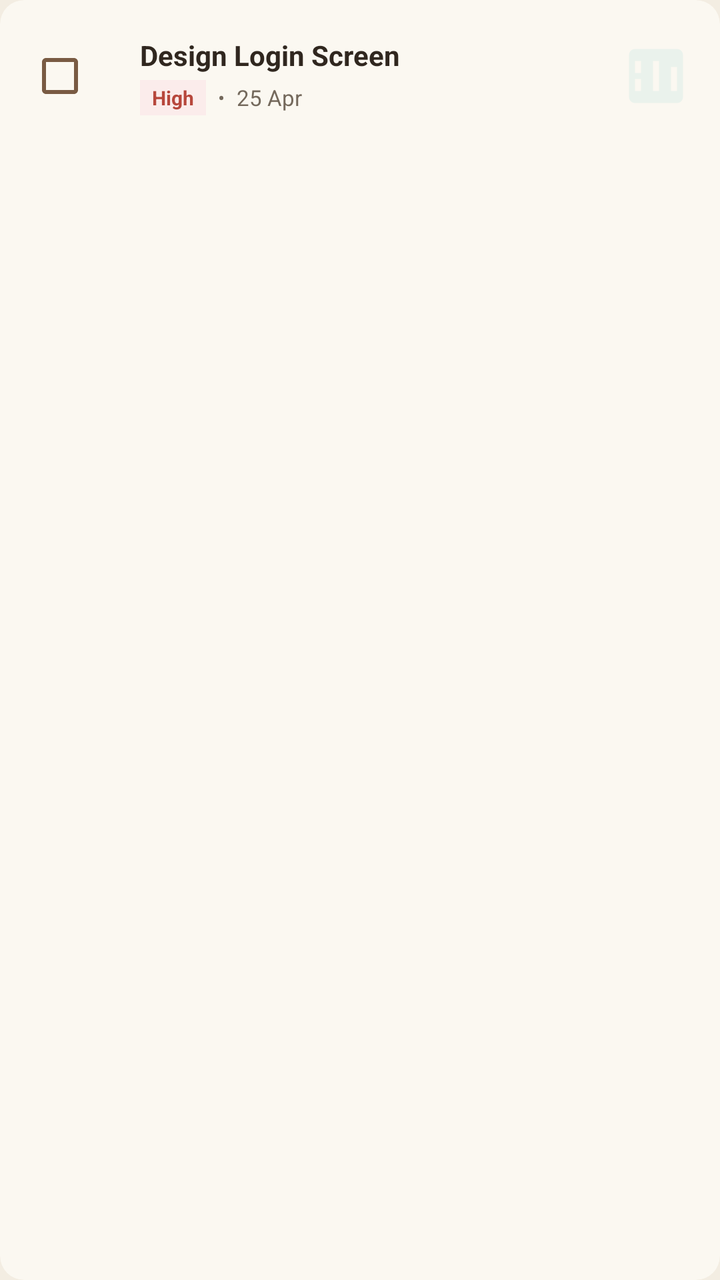
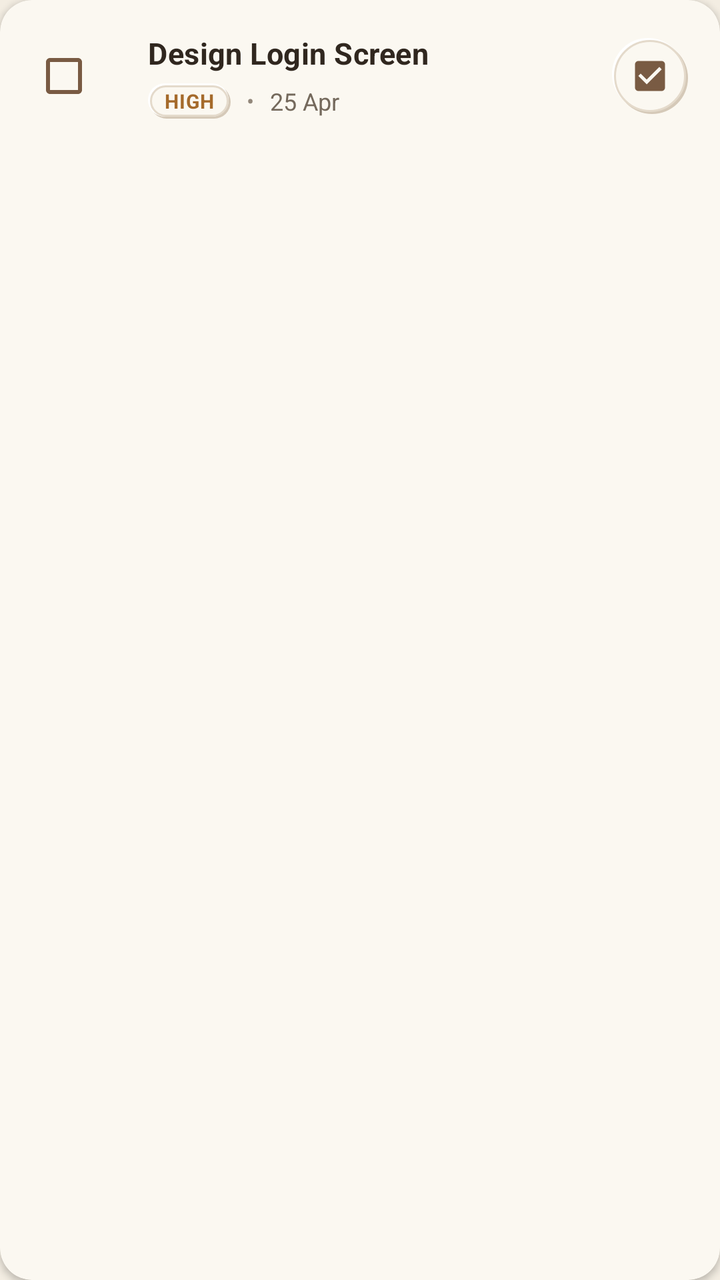

Two renders of the same Android screen: before a commit and after it. Below are the layout's source before the change and the commit's diff.
<!-- AndroidManifest.xml: application theme Theme.ProjectFlow -->
<!-- res/layout/item_task.xml -->
<?xml version="1.0" encoding="utf-8"?>
<androidx.cardview.widget.CardView xmlns:android="http://schemas.android.com/apk/res/android"
    xmlns:app="http://schemas.android.com/apk/res-auto"
    android:layout_width="match_parent"
    android:layout_height="wrap_content"
    android:layout_marginBottom="10dp"
    app:cardBackgroundColor="@color/chalk_white"
    app:cardCornerRadius="12dp"
    app:cardElevation="0dp">

    <RelativeLayout
        android:layout_width="match_parent"
        android:layout_height="wrap_content"
        android:padding="14dp">

        
        <CheckBox
            android:id="@+id/cbTaskComplete"
            android:layout_width="wrap_content"
            android:layout_height="wrap_content"
            android:layout_alignParentStart="true"
            android:layout_centerVertical="true"
            android:buttonTint="@color/deep_sage" />

        
        <LinearLayout
            android:layout_width="match_parent"
            android:layout_height="wrap_content"
            android:layout_centerVertical="true"
            android:layout_marginStart="8dp"
            android:layout_toStartOf="@+id/ivTaskCategory"
            android:layout_toEndOf="@id/cbTaskComplete"
            android:orientation="vertical">

            <TextView
                android:id="@+id/tvTaskTitle"
                android:layout_width="wrap_content"
                android:layout_height="wrap_content"
                android:text="Design Login Screen"
                android:textColor="@color/charcoal"
                android:textSize="14sp"
                android:textStyle="bold" />

            <LinearLayout
                android:layout_width="wrap_content"
                android:layout_height="wrap_content"
                android:layout_marginTop="3dp"
                android:gravity="center_vertical"
                android:orientation="horizontal">

                <TextView
                    android:id="@+id/tvTaskPriority"
                    android:layout_width="wrap_content"
                    android:layout_height="wrap_content"
                    android:background="@color/alert_red_light"
                    android:paddingStart="6dp"
                    android:paddingTop="2dp"
                    android:paddingEnd="6dp"
                    android:paddingBottom="2dp"
                    android:text="High"
                    android:textColor="@color/alert_red"
                    android:textSize="10sp"
                    android:textStyle="bold" />

                <TextView
                    android:layout_width="wrap_content"
                    android:layout_height="wrap_content"
                    android:layout_marginStart="6dp"
                    android:text="•"
                    android:textColor="@color/stone_grey"
                    android:textSize="10sp" />

                <TextView
                    android:id="@+id/tvTaskDueDate"
                    android:layout_width="wrap_content"
                    android:layout_height="wrap_content"
                    android:layout_marginStart="6dp"
                    android:text="25 Apr"
                    android:textColor="@color/stone_grey"
                    android:textSize="11sp" />
            </LinearLayout>
        </LinearLayout>

        
        <FrameLayout
            android:id="@+id/ivTaskCategory"
            android:layout_width="36dp"
            android:layout_height="36dp"
            android:layout_alignParentEnd="true"
            android:layout_centerVertical="true"
            android:background="@drawable/ic_kanban"
            android:backgroundTint="@color/status_green_light" />

    </RelativeLayout>

</androidx.cardview.widget.CardView>
<!-- resources referenced by this layout -->
<resources>
  <color name="alert_red">#B7473C</color>
  <color name="alert_red_light">#FBECEB</color>
  <color name="chalk_white">#FBF8F1</color>
  <color name="charcoal">#30271F</color>
  <color name="deep_sage">#795B43</color>
  <color name="status_green_light">#EAF2EC</color>
  <color name="stone_grey">#74695C</color>
  <!-- drawable ic_kanban (drawable) -->
  <vector xmlns:android="http://schemas.android.com/apk/res/android"
      android:width="24dp"
      android:height="24dp"
      android:viewportWidth="24"
      android:viewportHeight="24">
    <path
        android:fillColor="@color/deep_sage"
        android:pathData="M19,3H5C3.9,3 3,3.9 3,5v14c0,1.1 0.9,2 2,2h14c1.1,0 2,-0.9 2,-2V5C21,3.9 20.1,3 19,3z M7,17H5v-4h2V17z M7,11H5V7h2V11z M13,17h-2V7h2V17z M19,17h-2v-8h2V17z"/>
  </vector>
  <color name="primary_earth">#795B43</color>
  <color name="deep_earth">#493628</color>
  <color name="earth_raised">#FFFDF8</color>
  <color name="muted_clay">#B69A78</color>
  <color name="secondary_sand">#D9C9B2</color>
  <color name="text_main">#30271F</color>
  <color name="earth_surface">#FBF8F1</color>
  <color name="earth_bg">#F3EDE2</color>
  <!-- unchanged entries left out for length: 1 -->
</resources>

<!-- the commit's change to res/layout/item_task.xml (unified diff, before → after) -->
@@ -3,15 +3,18 @@
     xmlns:app="http://schemas.android.com/apk/res-auto"
     android:layout_width="match_parent"
     android:layout_height="wrap_content"
-    android:layout_marginBottom="10dp"
-    app:cardBackgroundColor="@color/chalk_white"
-    app:cardCornerRadius="12dp"
-    app:cardElevation="0dp">
+    android:layout_marginBottom="12dp"
+    app:cardBackgroundColor="@color/earth_surface"
+    app:cardCornerRadius="16dp"
+    app:cardElevation="2dp"
+    app:strokeColor="@color/earth_border"
+    app:strokeWidth="1dp">
 
     <RelativeLayout
         android:layout_width="match_parent"
         android:layout_height="wrap_content"
-        android:padding="14dp">
+        android:paddingHorizontal="16dp"
+        android:paddingVertical="14dp">
 
         
         <CheckBox
@@ -20,14 +23,14 @@
             android:layout_height="wrap_content"
             android:layout_alignParentStart="true"
             android:layout_centerVertical="true"
-            android:buttonTint="@color/deep_sage" />
+            android:buttonTint="@color/primary_earth" />
 
         
         <LinearLayout
             android:layout_width="match_parent"
             android:layout_height="wrap_content"
             android:layout_centerVertical="true"
-            android:layout_marginStart="8dp"
+            android:layout_marginStart="10dp"
             android:layout_toStartOf="@+id/ivTaskCategory"
             android:layout_toEndOf="@id/cbTaskComplete"
             android:orientation="vertical">
@@ -36,15 +39,16 @@
                 android:id="@+id/tvTaskTitle"
                 android:layout_width="wrap_content"
                 android:layout_height="wrap_content"
+                android:letterSpacing="0.01"
                 android:text="Design Login Screen"
-                android:textColor="@color/charcoal"
-                android:textSize="14sp"
+                android:textColor="@color/text_main"
+                android:textSize="15sp"
                 android:textStyle="bold" />
 
             <LinearLayout
                 android:layout_width="wrap_content"
                 android:layout_height="wrap_content"
-                android:layout_marginTop="3dp"
+                android:layout_marginTop="5dp"
                 android:gravity="center_vertical"
                 android:orientation="horizontal">
 
@@ -52,44 +56,45 @@
                     android:id="@+id/tvTaskPriority"
                     android:layout_width="wrap_content"
                     android:layout_height="wrap_content"
-                    android:background="@color/alert_red_light"
-                    android:paddingStart="6dp"
-                    android:paddingTop="2dp"
-                    android:paddingEnd="6dp"
-                    android:paddingBottom="2dp"
-                    android:text="High"
-                    android:textColor="@color/alert_red"
+                    android:background="@drawable/bg_neu_pill"
+                    android:paddingHorizontal="8dp"
+                    android:paddingVertical="2dp"
+                    android:text="HIGH"
+                    android:textColor="@color/earth_warning"
                     android:textSize="10sp"
+                    android:letterSpacing="0.04"
                     android:textStyle="bold" />
 
                 <TextView
                     android:layout_width="wrap_content"
                     android:layout_height="wrap_content"
-                    android:layout_marginStart="6dp"
+                    android:layout_marginStart="8dp"
                     android:text="•"
-                    android:textColor="@color/stone_grey"
-                    android:textSize="10sp" />
+                    android:textColor="@color/text_muted"
+                    android:textSize="11sp" />
 
                 <TextView
                     android:id="@+id/tvTaskDueDate"
                     android:layout_width="wrap_content"
                     android:layout_height="wrap_content"
-                    android:layout_marginStart="6dp"
+                    android:layout_marginStart="8dp"
                     android:text="25 Apr"
-                    android:textColor="@color/stone_grey"
-                    android:textSize="11sp" />
+                    android:textColor="@color/text_secondary"
+                    android:textSize="12sp" />
             </LinearLayout>
         </LinearLayout>
 
         
-        <FrameLayout
+        <ImageView
             android:id="@+id/ivTaskCategory"
-            android:layout_width="36dp"
-            android:layout_height="36dp"
+            android:layout_width="38dp"
+            android:layout_height="38dp"
             android:layout_alignParentEnd="true"
             android:layout_centerVertical="true"
-            android:background="@drawable/ic_kanban"
-            android:backgroundTint="@color/status_green_light" />
+            android:background="@drawable/bg_neu_circle"
+            android:padding="9dp"
+            android:src="@drawable/ic_tasks"
+            app:tint="@color/primary_earth" />
 
     </RelativeLayout>
 
<!-- resource entries referenced after the edit -->
@@ -1,29 +1,101 @@
 <!-- resources referenced by this layout -->
 <resources>
-  <color name="alert_red">#B7473C</color>
-  <color name="alert_red_light">#FBECEB</color>
-  <color name="chalk_white">#FBF8F1</color>
-  <color name="charcoal">#30271F</color>
-  <color name="deep_sage">#795B43</color>
-  <color name="status_green_light">#EAF2EC</color>
-  <color name="stone_grey">#74695C</color>
-  <!-- drawable ic_kanban (drawable) -->
-  <vector xmlns:android="http://schemas.android.com/apk/res/android"
-      android:width="24dp"
-      android:height="24dp"
-      android:viewportWidth="24"
-      android:viewportHeight="24">
-    <path
-        android:fillColor="@color/deep_sage"
-        android:pathData="M19,3H5C3.9,3 3,3.9 3,5v14c0,1.1 0.9,2 2,2h14c1.1,0 2,-0.9 2,-2V5C21,3.9 20.1,3 19,3z M7,17H5v-4h2V17z M7,11H5V7h2V11z M13,17h-2V7h2V17z M19,17h-2v-8h2V17z"/>
-  </vector>
+  <color name="earth_border">#E1D6C6</color>
   <color name="primary_earth">#795B43</color>
   <color name="deep_earth">#493628</color>
   <color name="earth_raised">#FFFDF8</color>
   <color name="muted_clay">#B69A78</color>
   <color name="secondary_sand">#D9C9B2</color>
   <color name="text_main">#30271F</color>
+  <color name="text_muted">#92877A</color>
+  <color name="text_secondary">#74695C</color>
+  <!-- drawable bg_neu_circle (drawable) -->
+  <?xml version="1.0" encoding="utf-8"?>
+  <layer-list xmlns:android="http://schemas.android.com/apk/res/android">
+      <item
+          android:left="2dp"
+          android:top="2dp"
+          android:right="0dp"
+          android:bottom="0dp">
+          <shape android:shape="oval">
+              <solid android:color="@color/neu_shadow_soft" />
+          </shape>
+      </item>
+      <item
+          android:left="0dp"
+          android:top="0dp"
+          android:right="2dp"
+          android:bottom="2dp">
+          <shape android:shape="oval">
+              <solid android:color="@color/neu_highlight" />
+          </shape>
+      </item>
+      <item
+          android:left="1dp"
+          android:top="1dp"
+          android:right="1dp"
+          android:bottom="1dp">
+          <shape android:shape="oval">
+              <solid android:color="@color/neu_surface" />
+              <stroke
+                  android:width="1dp"
+                  android:color="@color/neu_border" />
+          </shape>
+      </item>
+  </layer-list>
+  <!-- drawable bg_neu_pill (drawable) -->
+  <?xml version="1.0" encoding="utf-8"?>
+  <layer-list xmlns:android="http://schemas.android.com/apk/res/android">
+      <item
+          android:left="1dp"
+          android:top="1dp"
+          android:right="0dp"
+          android:bottom="0dp">
+          <shape android:shape="rectangle">
+              <corners android:radius="20dp" />
+              <solid android:color="@color/neu_shadow_soft" />
+          </shape>
+      </item>
+      <item
+          android:left="0dp"
+          android:top="0dp"
+          android:right="1dp"
+          android:bottom="1dp">
+          <shape android:shape="rectangle">
+              <corners android:radius="20dp" />
+              <solid android:color="@color/neu_highlight" />
+          </shape>
+      </item>
+      <item
+          android:left="1dp"
+          android:top="1dp"
+          android:right="1dp"
+          android:bottom="1dp">
+          <shape android:shape="rectangle">
+              <corners android:radius="20dp" />
+              <solid android:color="@color/neu_surface" />
+              <stroke
+                  android:width="1dp"
+                  android:color="@color/neu_border" />
+          </shape>
+      </item>
+  </layer-list>
+  <!-- drawable ic_tasks (drawable) -->
+  <vector xmlns:android="http://schemas.android.com/apk/res/android"
+      android:width="24dp"
+      android:height="24dp"
+      android:viewportWidth="24"
+      android:viewportHeight="24">
+      <path
+          android:fillColor="@android:color/white"
+          android:pathData="M19,3H5c-1.1,0 -2,0.9 -2,2v14c0,1.1 0.9,2 2,2h14c1.1,0 2,-0.9 2,-2V5c0,-1.1 -0.9,-2 -2,-2zm-9,14l-5,-5 1.41,-1.41L10,14.17l7.59,-7.59L19,8l-9,9z" />
+  </vector>
+  <color name="neu_shadow_soft">#D5C9B8</color>
+  <color name="neu_highlight">#FFFFFFFF</color>
+  <color name="neu_surface">#FBF8F1</color>
+  <color name="neu_border">#E4DACB</color>
   <color name="earth_surface">#FBF8F1</color>
+  <color name="earth_warning">#A56A2B</color>
   <color name="earth_bg">#F3EDE2</color>
   <!-- unchanged entries left out for length: 1 -->
 </resources>
